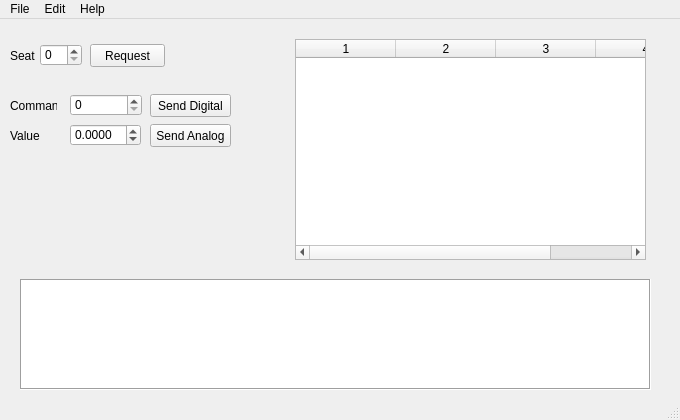
First picture: the form in src/mainwindow.ui, repository nolan778/DCS-Copilot, before the edit.
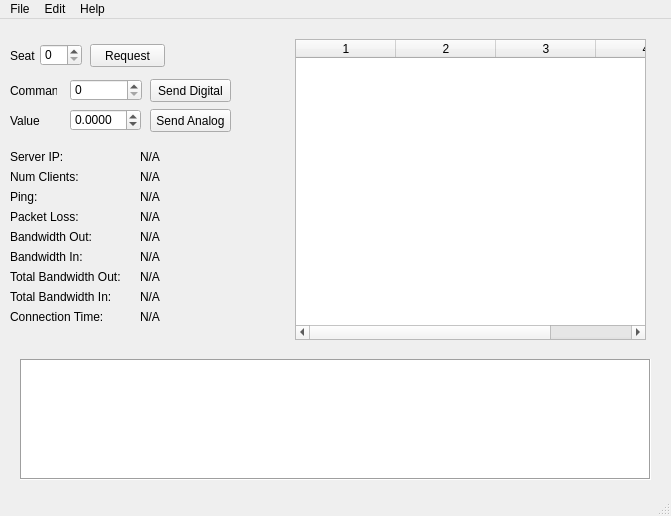
Second picture: the form after the edit.

```diff
--- a/src/mainwindow.ui
+++ b/src/mainwindow.ui
@@ -6,8 +6,8 @@
    <rect>
     <x>0</x>
     <y>0</y>
-    <width>680</width>
-    <height>420</height>
+    <width>671</width>
+    <height>516</height>
    </rect>
   </property>
   <property name="sizePolicy">
@@ -27,9 +27,9 @@
     <property name="geometry">
      <rect>
       <x>20</x>
-      <y>260</y>
+      <y>340</y>
       <width>631</width>
-      <height>111</height>
+      <height>121</height>
      </rect>
     </property>
     <property name="frameShape">
@@ -45,7 +45,7 @@
       <x>295</x>
       <y>20</y>
       <width>351</width>
-      <height>221</height>
+      <height>301</height>
      </rect>
     </property>
     <property name="columnCount">
@@ -99,7 +99,7 @@
     <property name="geometry">
      <rect>
       <x>70</x>
-      <y>75</y>
+      <y>60</y>
       <width>72</width>
       <height>22</height>
      </rect>
@@ -112,7 +112,7 @@
     <property name="geometry">
      <rect>
       <x>150</x>
-      <y>75</y>
+      <y>60</y>
       <width>81</width>
       <height>23</height>
      </rect>
@@ -125,7 +125,7 @@
     <property name="geometry">
      <rect>
       <x>10</x>
-      <y>80</y>
+      <y>65</y>
       <width>47</width>
       <height>13</height>
      </rect>
@@ -138,7 +138,7 @@
     <property name="geometry">
      <rect>
       <x>70</x>
-      <y>105</y>
+      <y>90</y>
       <width>71</width>
       <height>22</height>
      </rect>
@@ -157,7 +157,7 @@
     <property name="geometry">
      <rect>
       <x>150</x>
-      <y>105</y>
+      <y>90</y>
       <width>81</width>
       <height>23</height>
      </rect>
@@ -170,7 +170,7 @@
     <property name="geometry">
      <rect>
       <x>10</x>
-      <y>110</y>
+      <y>95</y>
       <width>47</width>
       <height>13</height>
      </rect>
@@ -179,13 +179,247 @@
      <string>Value</string>
     </property>
    </widget>
+   <widget class="QLabel" name="label_4">
+    <property name="geometry">
+     <rect>
+      <x>10</x>
+      <y>150</y>
+      <width>111</width>
+      <height>16</height>
+     </rect>
+    </property>
+    <property name="text">
+     <string>Num Clients:</string>
+    </property>
+   </widget>
+   <widget class="QLabel" name="label_5">
+    <property name="geometry">
+     <rect>
+      <x>10</x>
+      <y>170</y>
+      <width>111</width>
+      <height>16</height>
+     </rect>
+    </property>
+    <property name="text">
+     <string>Ping:</string>
+    </property>
+   </widget>
+   <widget class="QLabel" name="label_6">
+    <property name="geometry">
+     <rect>
+      <x>10</x>
+      <y>190</y>
+      <width>111</width>
+      <height>16</height>
+     </rect>
+    </property>
+    <property name="text">
+     <string>Packet Loss:</string>
+    </property>
+   </widget>
+   <widget class="QLabel" name="label_7">
+    <property name="geometry">
+     <rect>
+      <x>10</x>
+      <y>210</y>
+      <width>111</width>
+      <height>16</height>
+     </rect>
+    </property>
+    <property name="text">
+     <string>Bandwidth Out:</string>
+    </property>
+   </widget>
+   <widget class="QLabel" name="label_8">
+    <property name="geometry">
+     <rect>
+      <x>10</x>
+      <y>230</y>
+      <width>111</width>
+      <height>16</height>
+     </rect>
+    </property>
+    <property name="text">
+     <string>Bandwidth In:</string>
+    </property>
+   </widget>
+   <widget class="QLabel" name="label_9">
+    <property name="geometry">
+     <rect>
+      <x>10</x>
+      <y>250</y>
+      <width>111</width>
+      <height>16</height>
+     </rect>
+    </property>
+    <property name="text">
+     <string>Total Bandwidth Out:</string>
+    </property>
+   </widget>
+   <widget class="QLabel" name="label_10">
+    <property name="geometry">
+     <rect>
+      <x>10</x>
+      <y>270</y>
+      <width>111</width>
+      <height>16</height>
+     </rect>
+    </property>
+    <property name="text">
+     <string>Total Bandwidth In:</string>
+    </property>
+   </widget>
+   <widget class="QLabel" name="label_11">
+    <property name="geometry">
+     <rect>
+      <x>10</x>
+      <y>290</y>
+      <width>111</width>
+      <height>16</height>
+     </rect>
+    </property>
+    <property name="text">
+     <string>Connection Time:</string>
+    </property>
+   </widget>
+   <widget class="QLabel" name="label_12">
+    <property name="geometry">
+     <rect>
+      <x>10</x>
+      <y>130</y>
+      <width>111</width>
+      <height>16</height>
+     </rect>
+    </property>
+    <property name="text">
+     <string>Server IP:</string>
+    </property>
+   </widget>
+   <widget class="QLabel" name="label_13">
+    <property name="geometry">
+     <rect>
+      <x>140</x>
+      <y>170</y>
+      <width>111</width>
+      <height>16</height>
+     </rect>
+    </property>
+    <property name="text">
+     <string>N/A</string>
+    </property>
+   </widget>
+   <widget class="QLabel" name="label_14">
+    <property name="geometry">
+     <rect>
+      <x>140</x>
+      <y>290</y>
+      <width>111</width>
+      <height>16</height>
+     </rect>
+    </property>
+    <property name="text">
+     <string>N/A</string>
+    </property>
+   </widget>
+   <widget class="QLabel" name="label_15">
+    <property name="geometry">
+     <rect>
+      <x>140</x>
+      <y>190</y>
+      <width>111</width>
+      <height>16</height>
+     </rect>
+    </property>
+    <property name="text">
+     <string>N/A</string>
+    </property>
+   </widget>
+   <widget class="QLabel" name="label_16">
+    <property name="geometry">
+     <rect>
+      <x>140</x>
+      <y>250</y>
+      <width>111</width>
+      <height>16</height>
+     </rect>
+    </property>
+    <property name="text">
+     <string>N/A</string>
+    </property>
+   </widget>
+   <widget class="QLabel" name="label_17">
+    <property name="geometry">
+     <rect>
+      <x>140</x>
+      <y>210</y>
+      <width>111</width>
+      <height>16</height>
+     </rect>
+    </property>
+    <property name="text">
+     <string>N/A</string>
+    </property>
+   </widget>
+   <widget class="QLabel" name="label_18">
+    <property name="geometry">
+     <rect>
+      <x>140</x>
+      <y>270</y>
+      <width>111</width>
+      <height>16</height>
+     </rect>
+    </property>
+    <property name="text">
+     <string>N/A</string>
+    </property>
+   </widget>
+   <widget class="QLabel" name="label_19">
+    <property name="geometry">
+     <rect>
+      <x>140</x>
+      <y>150</y>
+      <width>111</width>
+      <height>16</height>
+     </rect>
+    </property>
+    <property name="text">
+     <string>N/A</string>
+    </property>
+   </widget>
+   <widget class="QLabel" name="label_20">
+    <property name="geometry">
+     <rect>
+      <x>140</x>
+      <y>230</y>
+      <width>111</width>
+      <height>16</height>
+     </rect>
+    </property>
+    <property name="text">
+     <string>N/A</string>
+    </property>
+   </widget>
+   <widget class="QLabel" name="label_21">
+    <property name="geometry">
+     <rect>
+      <x>140</x>
+      <y>130</y>
+      <width>111</width>
+      <height>16</height>
+     </rect>
+    </property>
+    <property name="text">
+     <string>N/A</string>
+    </property>
+   </widget>
   </widget>
   <widget class="QMenuBar" name="menuBar">
    <property name="geometry">
     <rect>
      <x>0</x>
      <y>0</y>
-     <width>680</width>
+     <width>671</width>
      <height>21</height>
     </rect>
    </property>
```
